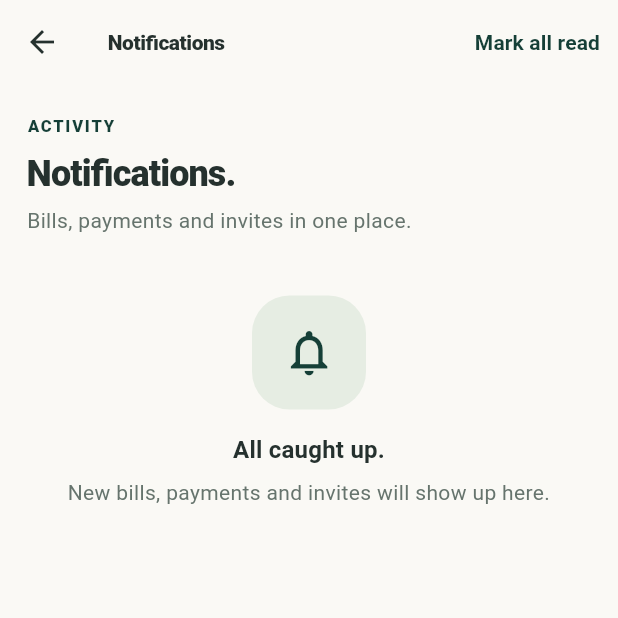
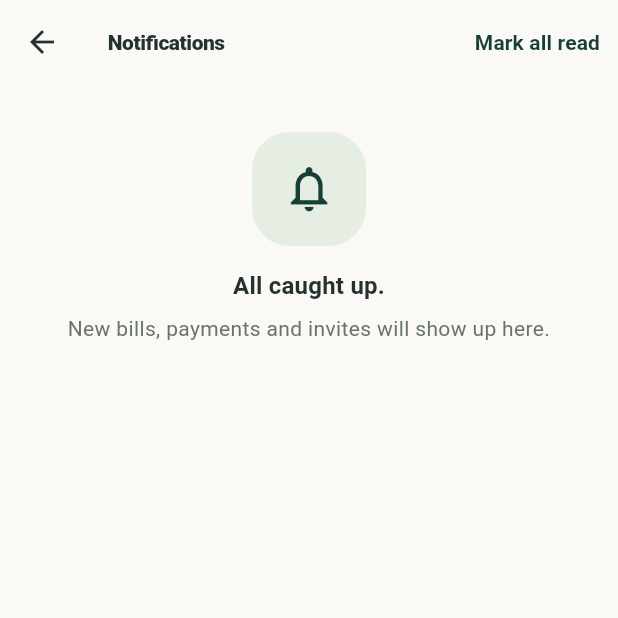
Before and after one commit to Haiderdogar/Splitwize, a Flutter app: the NotificationsScreen screen opened directly, on a phone screen of 412 x 824 dp, the top half of it. Run offline on Flutter 3.47's test engine with Material 3 defaults, Android fonts, the phone set to English and light mode, and no system bars; our stand-ins replace cloud_firestore, connectivity_plus, firebase_auth, firebase_core, firebase_crashlytics, firebase_messaging and 10 more; missing offline and left inert: currency_picker, purchases_flutter; accounts and stored records are empty; generated files the repository leaves out were written again.

Commit message:
Remove redundant Notifications introduction header

```diff
--- a/lib/screens/notifications_screen.dart
+++ b/lib/screens/notifications_screen.dart
@@ -78,11 +78,6 @@ class NotificationsScreen extends StatelessWidget {
                 return ListView(
                   padding: const EdgeInsets.fromLTRB(16, 12, 16, 28),
                   children: const [
-                    PageIntroduction(
-                      eyebrow: 'ACTIVITY',
-                      title: 'Notifications.',
-                      description: 'Bills, payments and invites in one place.',
-                    ),
                     _EmptyInbox(),
                   ],
                 );
@@ -93,17 +88,7 @@ class NotificationsScreen extends StatelessWidget {
                 separatorBuilder: (_, __) => const SizedBox(height: 6),
                 itemBuilder: (context, i) {
                   if (i == 0) {
-                    return const Column(
-                      crossAxisAlignment: CrossAxisAlignment.start,
-                      children: [
-                        PageIntroduction(
-                          eyebrow: 'ACTIVITY',
-                          title: 'Notifications.',
-                          description: 'Bills, payments and invites in one place.',
-                        ),
-                        SectionHeading('Recent updates'),
-                      ],
-                    );
+                    return const SectionHeading('Recent updates');
                   }
                   final n = items[i - 1];
                   return Card(
```
Also changed, not shown: 1 other file.
